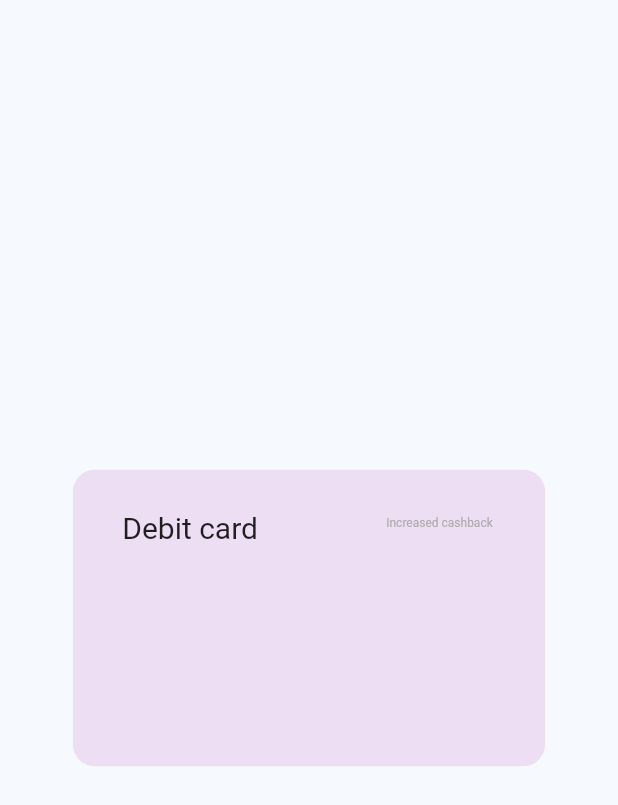
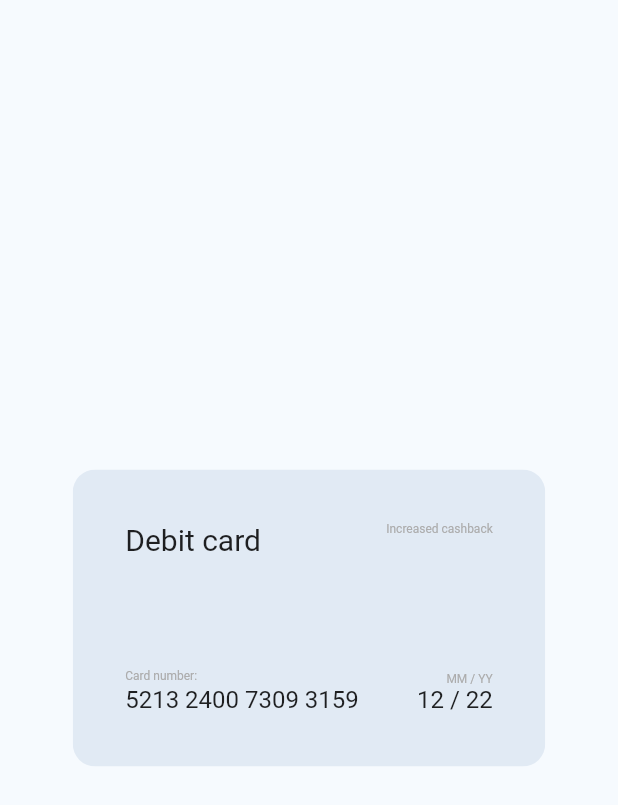
Before and after one commit to mSiotniHS/card_animation, a Flutter app: the screen it shows after launch, on a phone screen of 412 x 824 dp. Shown: the top 805 px of the screen. Run offline on Flutter 3.47's test engine with Material 2 defaults, Android fonts, the phone set to English and light mode, and no system bars.

Commit message:
Finish card style

```diff
--- a/lib/CreditCard.dart
+++ b/lib/CreditCard.dart
@@ -2,38 +2,91 @@ import 'dart:math';
 import 'package:flutter/material.dart';
 
 class CreditCard extends StatefulWidget {
+  static final color = Color.fromRGBO(225, 234, 244, 1);
+  static final number = "5213 2400 7309 3159";
+  static final holderName = "Gleb Frolov";
+  static final cvv = "613";
+
   final foreground = Container(
     width: 315.0,
     height: 198.0,
-    color: Color.fromRGBO(238, 222, 244, 1),
+    color: color,
+    child: Padding(
+      padding: EdgeInsets.all(35.0),
       child: Stack(
         children: <Widget>[
+          Text("Debit card", style: TextStyle(fontSize: 20.0)),
           Positioned(
-          top: 27.0,
-          left: 33.0,
-          child: Text("Debit card", style: TextStyle(fontSize: 20.0)),
-        ),
-        Positioned(
-          top: 31.0,
-          right: 35.0,
+            right: 0,
             child: Text(
               "Increased cashback",
               style: TextStyle(
                   fontSize: 8.0, color: Color.fromRGBO(172, 172, 172, 1)),
             ),
+          ),
+          Positioned(
+            bottom: 0,
+            child: Column(
+              crossAxisAlignment: CrossAxisAlignment.start,
+              children: <Widget>[
+                Text(
+                  "Card number:",
+                  style: TextStyle(
+                      fontSize: 8.0, color: Color.fromRGBO(172, 172, 172, 1)),
+                ),
+                SizedBox(height: 2.0),
+                Text(number, style: TextStyle(fontSize: 16.0)),
+              ],
+            ),
+          ),
+          Positioned(
+            right: 0,
+            bottom: 0,
+            child: Column(
+              crossAxisAlignment: CrossAxisAlignment.end,
+              children: <Widget>[
+                Text(
+                  "MM / YY",
+                  style: TextStyle(
+                      fontSize: 8, color: Color.fromRGBO(172, 172, 172, 1)),
+                ),
+                Text(
+                  "12 / 22",
+                  style: TextStyle(fontSize: 16),
                 )
               ],
+            ),
+          ),
+        ],
+      ),
     ),
   );
   final background = Container(
     width: 315.0,
     height: 198.0,
-    color: Color.fromRGBO(238, 222, 244, 1),
-    child: Center(
-      child: Text(
-        "Background",
-        style: TextStyle(fontSize: 25.0),
+    color: color,
+    child: Stack(
+      children: <Widget>[
+        Positioned(
+          top: 25.0,
+          child: Container(
+            width: 335,
+            height: 50.0,
+            color: Color.fromRGBO(78, 78, 78, 1),
           ),
+        ),
+        Positioned(
+          top: 98.0,
+          left: 35.0,
+          child: Text(holderName, style: TextStyle(fontSize: 16)),
+        ),
+        Positioned(
+            bottom: 23.5,
+            left: 35.0,
+            child: Text("Minimalistic design of product",
+                style: TextStyle(
+                    fontSize: 8.0, color: Color.fromRGBO(172, 172, 172, 1))))
+      ],
     ),
   );
 
--- a/lib/main.dart
+++ b/lib/main.dart
@@ -13,7 +13,6 @@ class MyApp extends StatelessWidget {
         visualDensity: VisualDensity.adaptivePlatformDensity,
       ),
       home: Scaffold(
-//        appBar: AppBar(title: Text("Card Animation")),
         backgroundColor: Color.fromRGBO(246, 250, 254, 1),
         body: Center(
           child: CreditCard(),
```
Lines whose indentation alone changed are shown as unchanged.
